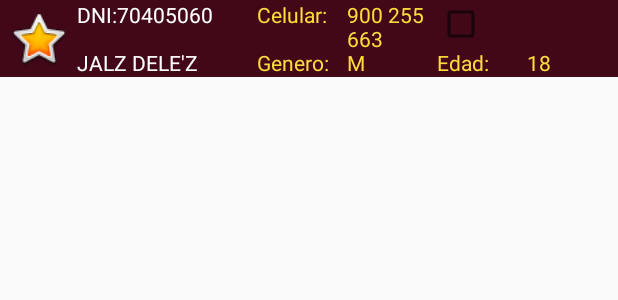
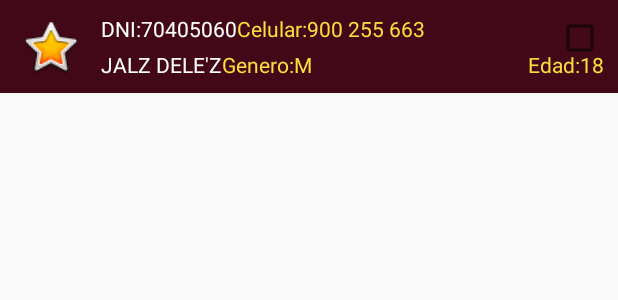
Before and after one commit to hagi-dev/AppControlPersonal, an Android app: the layout lista_personal_design.xml on its own in the app's theme, with its tools: preview values and no code run, on a phone screen of 412 x 824 dp. Shown: the top 300 px of the screen. Run offline under Robolectric (Android 15) with nearby library versions, the phone set to English and light mode, and no system bars.

Commit message:
jalz two

```diff
--- a/app/src/main/AndroidManifest.xml
+++ b/app/src/main/AndroidManifest.xml
@@ -14,16 +14,17 @@
             android:exported="true" >
 
 
+
+        </activity>
+        <activity
+            android:name=".MainActivity"
+            android:exported="true">
+
             <intent-filter>
                 <action android:name="android.intent.action.MAIN" />
 
                 <category android:name="android.intent.category.LAUNCHER" />
             </intent-filter>
-
-        </activity>
-        <activity
-            android:name=".MainActivity"
-            android:exported="true">
         </activity>
     </application>
 
--- a/app/src/main/res/layout/lista_personal_design.xml
+++ b/app/src/main/res/layout/lista_personal_design.xml
@@ -1,16 +1,13 @@
 <?xml version="1.0" encoding="utf-8"?>
 <LinearLayout xmlns:android="http://schemas.android.com/apk/res/android"
     xmlns:app="http://schemas.android.com/apk/res-auto"
-    android:layout_width="match_parent"
-    android:layout_height="wrap_content"
-    android:background="#420818"
-    android:orientation="vertical">
-
-    <LinearLayout
+    xmlns:tools="http://schemas.android.com/tools"
     android:layout_width="match_parent"
     android:layout_height="wrap_content"
     android:gravity="center_vertical"
-        android:orientation="horizontal">
+    android:orientation="horizontal"
+    android:padding="9dp"
+    android:background="#420818">
 
     <androidx.constraintlayout.utils.widget.ImageFilterView
         android:id="@+id/imageFilterView"
@@ -19,130 +16,101 @@
         android:layout_weight="1"
         app:srcCompat="@android:drawable/btn_star_big_on" />
 
-        <LinearLayout
-            android:layout_width="0dp"
-            android:layout_height="wrap_content"
-            android:layout_weight="7"
-            android:orientation="vertical">
-
-            <LinearLayout
-                android:layout_width="match_parent"
-                android:layout_height="match_parent"
-                android:orientation="horizontal">
-
-                <LinearLayout
+    <androidx.constraintlayout.widget.ConstraintLayout
         android:layout_width="0dp"
         android:layout_height="match_parent"
-                    android:layout_weight="1"
-                    android:orientation="horizontal">
+        android:layout_weight="7">
 
         <TextView
             android:id="@+id/textView7"
             android:layout_width="wrap_content"
             android:layout_height="wrap_content"
+            android:layout_marginStart="9dp"
             android:text="DNI:"
-                        android:textColor="#FFFFFF" />
+            android:textColor="#FFFFFF"
+            app:layout_constraintStart_toStartOf="parent"
+            app:layout_constraintTop_toTopOf="parent" />
+
+        <TextView
+            android:id="@+id/textView14"
+            android:layout_width="wrap_content"
+            android:layout_height="wrap_content"
+            android:text="900 255 663"
+            android:textColor="#FCDC3C"
+            app:layout_constraintStart_toEndOf="@+id/textView13"
+            app:layout_constraintTop_toTopOf="parent" />
 
         <TextView
             android:id="@+id/textView10"
-                        android:layout_width="0dp"
+            android:layout_width="wrap_content"
             android:layout_height="wrap_content"
-                        android:layout_weight="1"
             android:text="70405060"
-                        android:textColor="#FFFFFF" />
-                </LinearLayout>
+            android:textColor="#FFFFFF"
+            app:layout_constraintStart_toEndOf="@+id/textView7"
+            app:layout_constraintTop_toTopOf="parent" />
 
-                <LinearLayout
-                    android:layout_width="0dp"
-                    android:layout_height="match_parent"
-                    android:layout_weight="1"
-                    android:orientation="horizontal">
+        <CheckBox
+            android:id="@+id/checkBox3"
+            android:layout_width="wrap_content"
+            android:layout_height="wrap_content"
+            app:layout_constraintEnd_toEndOf="parent"
+            app:layout_constraintTop_toTopOf="parent"
+            tools:ignore="TouchTargetSizeCheck" />
 
         <TextView
             android:id="@+id/textView13"
-                        android:layout_width="0dp"
+            android:layout_width="wrap_content"
             android:layout_height="wrap_content"
-                        android:layout_weight="1"
             android:text="Celular:"
-                        android:textColor="#FCDC3C" />
-
-                    <TextView
-                        android:id="@+id/textView14"
-                        android:layout_width="0dp"
-                        android:layout_height="wrap_content"
-                        android:layout_weight="1"
-                        android:text="900 255 663"
-                        android:textColor="#FCDC3C" />
-                </LinearLayout>
-
-                <CheckBox
-                    android:id="@+id/checkBox3"
-                    android:layout_width="0dp"
-                    android:layout_height="wrap_content"
-                    android:layout_weight="1" />
-            </LinearLayout>
-
-            <LinearLayout
-                android:layout_width="match_parent"
-                android:layout_height="match_parent"
-                android:orientation="horizontal">
+            android:textColor="#FCDC3C"
+            app:layout_constraintStart_toEndOf="@+id/textView10"
+            app:layout_constraintTop_toTopOf="parent" />
 
         <TextView
             android:id="@+id/textView6"
-                    android:layout_width="0dp"
+            android:layout_width="wrap_content"
             android:layout_height="wrap_content"
-                    android:layout_weight="1"
+            android:layout_marginStart="9dp"
             android:text="JALZ DELE'Z"
-                    android:textColor="#FFFFFF" />
-
-                <LinearLayout
-                    android:layout_width="0dp"
-                    android:layout_height="match_parent"
-                    android:layout_weight="1"
-                    android:orientation="horizontal">
+            android:textColor="#FFFFFF"
+            app:layout_constraintBottom_toBottomOf="parent"
+            app:layout_constraintStart_toStartOf="parent" />
 
         <TextView
             android:id="@+id/textView11"
-                        android:layout_width="0dp"
+            android:layout_width="wrap_content"
             android:layout_height="wrap_content"
-                        android:layout_weight="1"
             android:text="Genero:"
-                        android:textColor="#FCDC3C" />
+            android:textColor="#FCDC3C"
+            app:layout_constraintBottom_toBottomOf="parent"
+            app:layout_constraintStart_toEndOf="@+id/textView6" />
 
         <TextView
             android:id="@+id/textView15"
-                        android:layout_width="0dp"
+            android:layout_width="wrap_content"
             android:layout_height="wrap_content"
-                        android:layout_weight="1"
             android:text="M"
-                        android:textColor="#FCDC3C" />
-                </LinearLayout>
+            android:textColor="#FCDC3C"
+            app:layout_constraintBottom_toBottomOf="parent"
+            app:layout_constraintStart_toEndOf="@+id/textView11" />
 
-                <LinearLayout
-                    android:layout_width="0dp"
-                    android:layout_height="match_parent"
-                    android:layout_weight="1"
-                    android:orientation="horizontal">
+        <TextView
+            android:id="@+id/textView16"
+            android:layout_width="wrap_content"
+            android:layout_height="wrap_content"
+            android:text="18"
+            android:textColor="#FCDC3C"
+            app:layout_constraintBottom_toBottomOf="parent"
+            app:layout_constraintEnd_toEndOf="parent" />
 
         <TextView
             android:id="@+id/textView12"
-                        android:layout_width="0dp"
+            android:layout_width="wrap_content"
             android:layout_height="wrap_content"
-                        android:layout_weight="1"
             android:text="Edad:"
-                        android:textColor="#FCDC3C" />
-
-                    <TextView
-                        android:id="@+id/textView16"
-                        android:layout_width="0dp"
-                        android:layout_height="wrap_content"
-                        android:layout_weight="1"
-                        android:text="18"
-                        android:textColor="#FCDC3C" />
-                </LinearLayout>
+            android:textColor="#FCDC3C"
+            app:layout_constraintBottom_toBottomOf="parent"
+            app:layout_constraintEnd_toStartOf="@+id/textView16" />
+    </androidx.constraintlayout.widget.ConstraintLayout>
 
 </LinearLayout>
-
-        </LinearLayout>
-    </LinearLayout>
-</LinearLayout>
```
Lines whose indentation alone changed are shown as unchanged.
